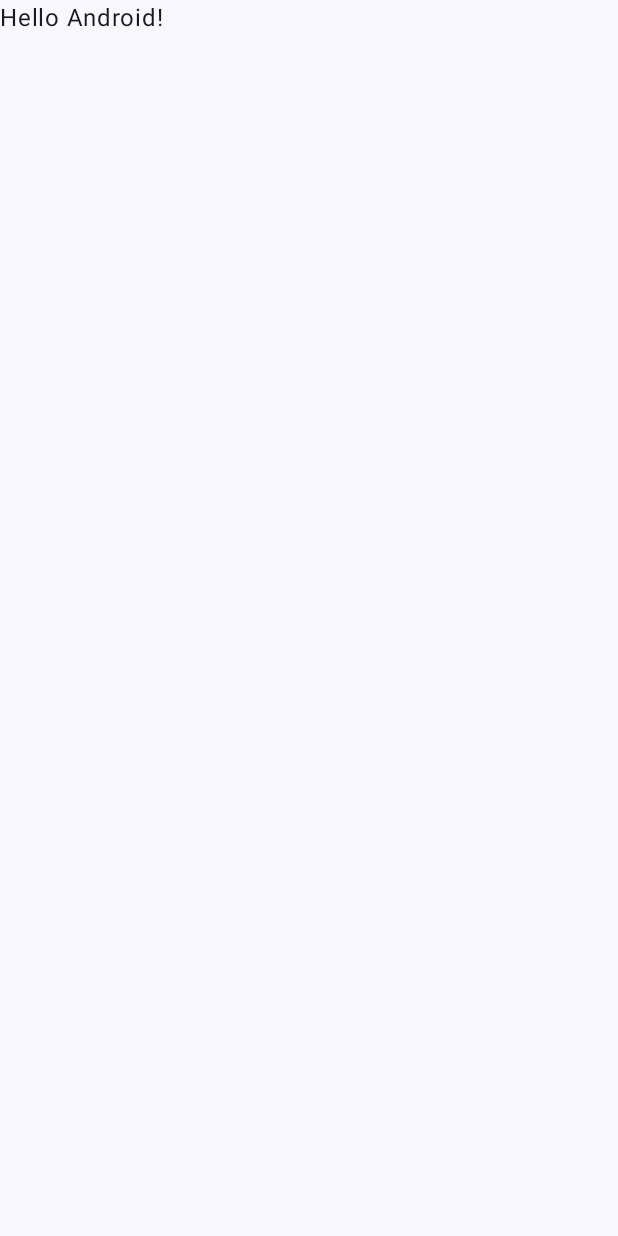
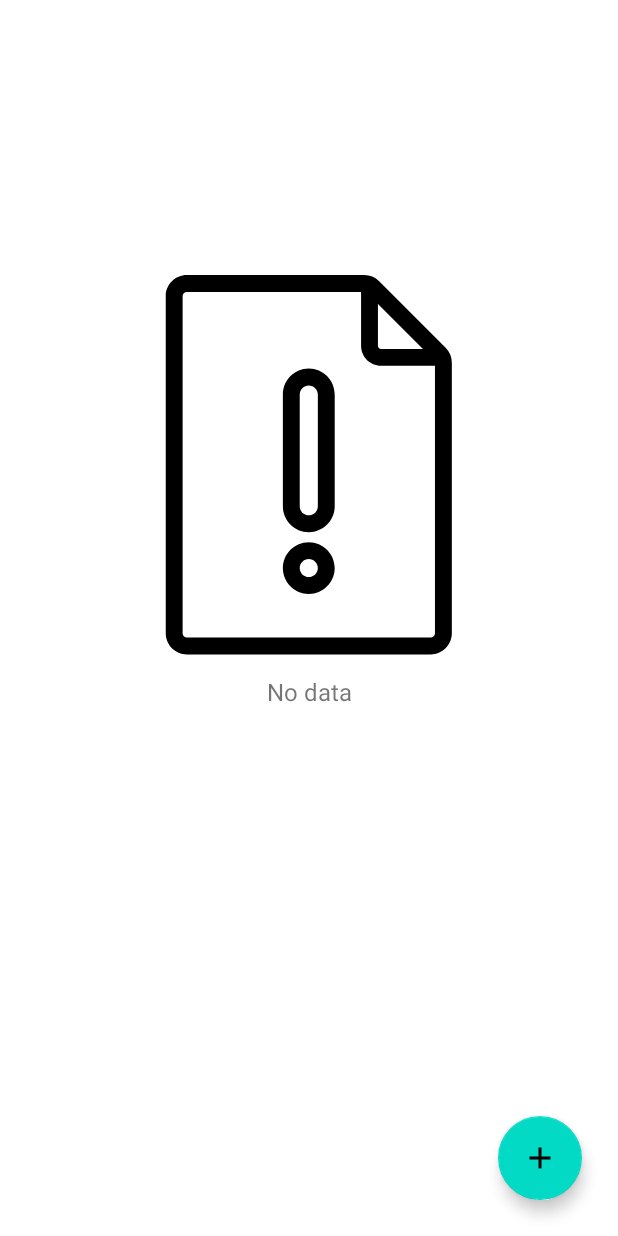
Before and after one commit to lvhung14/Todo-App, an Android app built with Jetpack Compose: the screen it shows after launch (MainActivity), on a phone screen of 412 x 824 dp. Before the commit the screen is almost empty. Run offline under Robolectric (Android 15) with nearby library versions, the phone set to English and light mode, and no system bars.

Commit message:
refactor: Setup ListFragment with RecyclerView and FAB
This commit refactors the project to set up the `ListFragment` with a `RecyclerView` for displaying data and a `FloatingActionButton` for adding new items.

- Replaces the initial Jetpack Compose setup in `MainActivity` with a `FragmentContainerView` to host the navigation graph.
- Updates `fragment_list.xml` to include a `RecyclerView`, a `FloatingActionButton`, and views for displaying a "No data" state.
- Adds an icon for the "add" FAB and a vector drawable for the "no data" placeholder.
- Updates the app theme to `Theme.MaterialComponents.DayNight.NoActionBar`.
- Refactors fragment package structure in `my_nav.xml`.
- Adds Material, AppCompat, and RecyclerView dependencies.

```diff
--- a/app/build.gradle.kts
+++ b/app/build.gradle.kts
@@ -53,6 +53,9 @@ dependencies {
     implementation(libs.androidx.navigation.ui.ktx)
     implementation(libs.androidx.constraintlayout)
     implementation(libs.androidx.fragment)
+    implementation(libs.androidx.recyclerview)
+    implementation(libs.androidx.appcompat)
+    implementation(libs.material)
     testImplementation(libs.junit)
     androidTestImplementation(libs.androidx.junit)
     androidTestImplementation(libs.androidx.espresso.core)
--- a/app/src/main/java/com/lvhun9/todo_app/MainActivity.kt
+++ b/app/src/main/java/com/lvhun9/todo_app/MainActivity.kt
@@ -1,32 +1,17 @@
 package com.lvhun9.todo_app
 
 import android.os.Bundle
-import androidx.activity.ComponentActivity
-import androidx.activity.compose.setContent
-import androidx.activity.enableEdgeToEdge
-import androidx.compose.foundation.layout.fillMaxSize
-import androidx.compose.foundation.layout.padding
-import androidx.compose.material3.Scaffold
 import androidx.compose.material3.Text
 import androidx.compose.runtime.Composable
 import androidx.compose.ui.Modifier
 import androidx.compose.ui.tooling.preview.Preview
+import androidx.appcompat.app.AppCompatActivity
 import com.lvhun9.todo_app.ui.theme.TodoAppTheme
 
-class MainActivity : ComponentActivity() {
+class MainActivity : AppCompatActivity() {
     override fun onCreate(savedInstanceState: Bundle?) {
         super.onCreate(savedInstanceState)
-        enableEdgeToEdge()
-        setContent {
-            TodoAppTheme {
-                Scaffold(modifier = Modifier.fillMaxSize()) { innerPadding ->
-                    Greeting(
-                        name = "Android",
-                        modifier = Modifier.padding(innerPadding)
-                    )
-                }
-            }
-        }
+        setContentView(R.layout.main_activity)
     }
 }
 
--- /dev/null
+++ b/app/src/main/res/drawable/baseline_add_24.xml
@@ -0,0 +1,5 @@
+<vector xmlns:android="http://schemas.android.com/apk/res/android" android:height="24dp" android:tint="#000000" android:viewportHeight="24" android:viewportWidth="24" android:width="24dp">
+
+    <path android:fillColor="@android:color/white" android:pathData="M19,13h-6v6h-2v-6H5v-2h6V5h2v6h6v2z"/>
+
+</vector>
--- /dev/null
+++ b/app/src/main/res/drawable/no_data_7713.xml
@@ -0,0 +1,38 @@
+<vector xmlns:android="http://schemas.android.com/apk/res/android"
+    android:width="256dp"
+    android:height="256dp"
+    android:viewportWidth="256"
+    android:viewportHeight="256">
+  <path
+      android:pathData="M217.59,61.9L176.05,61.9c-7.35,0 -13.33,-5.98 -13.33,-13.33L162.71,7.03l11.24,0l0,41.54c0,1.15 0.94,2.09 2.09,2.09l41.54,0L217.59,61.9z"
+      android:strokeLineJoin="miter"
+      android:strokeWidth="2.81"
+      android:fillColor="#000000"
+      android:fillType="nonZero"
+      android:strokeColor="#00000000"
+      android:strokeLineCap="butt"/>
+  <path
+      android:pathData="M209.13,254.31L46.59,254.31c-7.77,0 -14.09,-6.32 -14.09,-14.09L32.5,15.49C32.5,7.73 38.82,1.41 46.59,1.41l118.24,0c3.76,0 7.3,1.46 9.96,4.12l44.3,44.3c2.66,2.66 4.13,6.2 4.13,9.96l0,180.43C223.21,247.99 216.89,254.31 209.13,254.31zM46.59,12.65c-1.57,0 -2.85,1.28 -2.85,2.85l0,224.73c0,1.57 1.28,2.85 2.85,2.85l162.54,0c1.57,0 2.85,-1.28 2.85,-2.85l0,-180.43c0,-0.76 -0.3,-1.48 -0.83,-2.01L166.84,13.48C166.31,12.94 165.59,12.65 164.83,12.65L46.59,12.65z"
+      android:strokeLineJoin="miter"
+      android:strokeWidth="2.81"
+      android:fillColor="#000000"
+      android:fillType="nonZero"
+      android:strokeColor="#00000000"
+      android:strokeLineCap="butt"/>
+  <path
+      android:pathData="M127.86,172.79c-9.53,0 -17.28,-7.75 -17.28,-17.28L110.58,80.98c0,-9.53 7.75,-17.28 17.28,-17.28c9.53,0 17.28,7.75 17.28,17.28l0,74.54C145.14,165.04 137.39,172.79 127.86,172.79zM127.86,74.94c-3.33,0 -6.04,2.71 -6.04,6.04l0,74.54c0,3.33 2.71,6.04 6.04,6.04s6.04,-2.71 6.04,-6.04L133.9,80.98C133.9,77.64 131.19,74.94 127.86,74.94z"
+      android:strokeLineJoin="miter"
+      android:strokeWidth="2.81"
+      android:fillColor="#000000"
+      android:fillType="nonZero"
+      android:strokeColor="#00000000"
+      android:strokeLineCap="butt"/>
+  <path
+      android:pathData="M127.86,213.99c-9.53,0 -17.28,-7.75 -17.28,-17.28s7.75,-17.28 17.28,-17.28c9.53,0 17.28,7.75 17.28,17.28S137.39,213.99 127.86,213.99zM127.86,190.66c-3.33,0 -6.04,2.71 -6.04,6.04s2.71,6.04 6.04,6.04s6.04,-2.71 6.04,-6.04S131.19,190.66 127.86,190.66z"
+      android:strokeLineJoin="miter"
+      android:strokeWidth="2.81"
+      android:fillColor="#000000"
+      android:fillType="nonZero"
+      android:strokeColor="#00000000"
+      android:strokeLineCap="butt"/>
+</vector>
--- a/app/src/main/res/layout/fragment_list.xml
+++ b/app/src/main/res/layout/fragment_list.xml
@@ -1,14 +1,56 @@
 <?xml version="1.0" encoding="utf-8"?>
-<FrameLayout xmlns:android="http://schemas.android.com/apk/res/android"
+<androidx.constraintlayout.widget.ConstraintLayout xmlns:android="http://schemas.android.com/apk/res/android"
+    xmlns:app="http://schemas.android.com/apk/res-auto"
     xmlns:tools="http://schemas.android.com/tools"
     android:layout_width="match_parent"
-    android:layout_height="match_parent"
-    tools:context=".listFragment">
+    android:layout_height="match_parent">
 
-    <!-- TODO: Update blank fragment layout -->
-    <TextView
+
+    <androidx.recyclerview.widget.RecyclerView
+        android:id="@+id/recyclerView"
         android:layout_width="match_parent"
         android:layout_height="match_parent"
-        android:text="@string/hello_blank_fragment" />
+        app:layout_constraintBottom_toBottomOf="parent"
+        app:layout_constraintEnd_toEndOf="parent"
+        app:layout_constraintHorizontal_bias="0.5"
+        app:layout_constraintStart_toStartOf="parent"
+        app:layout_constraintTop_toTopOf="parent"
+        app:layout_constraintVertical_bias="0.5" />
 
-</FrameLayout>
+    <com.google.android.material.floatingactionbutton.FloatingActionButton
+        android:id="@+id/floatingActionButton"
+        android:layout_width="wrap_content"
+        android:layout_height="wrap_content"
+        android:layout_marginEnd="24dp"
+        android:layout_marginBottom="24dp"
+        android:clickable="true"
+        android:focusable="true"
+        android:tint="@color/white"
+        android:src="@drawable/baseline_add_24"
+        app:layout_constraintBottom_toBottomOf="parent"
+        app:layout_constraintEnd_toEndOf="parent" />
+
+    <ImageView
+        android:id="@+id/no_data_imageView"
+        android:layout_width="wrap_content"
+        android:layout_height="wrap_content"
+        android:src="@drawable/no_data_7713"
+        app:layout_constraintBottom_toBottomOf="parent"
+        app:layout_constraintEnd_toEndOf="parent"
+        app:layout_constraintHorizontal_bias="0.5"
+        app:layout_constraintStart_toStartOf="parent"
+        app:layout_constraintTop_toTopOf="parent"
+        app:layout_constraintVertical_bias="0.32" />
+
+    <TextView
+        android:id="@+id/not_data_textView"
+        android:layout_width="wrap_content"
+        android:layout_height="wrap_content"
+        android:layout_marginTop="12dp"
+        android:text="No data"
+        android:textSize="16sp"
+        app:layout_constraintEnd_toEndOf="parent"
+        app:layout_constraintStart_toEndOf="@id/no_data_imageView"
+        app:layout_constraintStart_toStartOf="parent"
+        app:layout_constraintTop_toBottomOf="@+id/no_data_imageView" />
+</androidx.constraintlayout.widget.ConstraintLayout>
--- a/app/src/main/res/layout/main_activity.xml
+++ b/app/src/main/res/layout/main_activity.xml
@@ -1,7 +1,23 @@
 <?xml version="1.0" encoding="utf-8"?>
 <androidx.constraintlayout.widget.ConstraintLayout xmlns:android="http://schemas.android.com/apk/res/android"
+    xmlns:app="http://schemas.android.com/apk/res-auto"
+    xmlns:tools="http://schemas.android.com/tools"
     android:id="@+id/linearLayout"
     android:layout_width="match_parent"
-    android:layout_height="match_parent">
+    android:layout_height="match_parent"
+    tools:context=".MainActivity">
 
+    <androidx.fragment.app.FragmentContainerView
+        android:id="@+id/navHostFragment"
+        android:name="androidx.navigation.fragment.NavHostFragment"
+        android:layout_width="match_parent"
+        android:layout_height="match_parent"
+        app:defaultNavHost="true"
+        app:layout_constraintBottom_toBottomOf="parent"
+        app:layout_constraintEnd_toEndOf="parent"
+        app:layout_constraintHorizontal_bias="0.5"
+        app:layout_constraintStart_toStartOf="parent"
+        app:layout_constraintTop_toTopOf="parent"
+        app:layout_constraintVertical_bias="0.5"
+        app:navGraph="@navigation/my_nav" />
 </androidx.constraintlayout.widget.ConstraintLayout>
--- a/app/src/main/res/navigation/my_nav.xml
+++ b/app/src/main/res/navigation/my_nav.xml
@@ -7,7 +7,7 @@
 
     <fragment
         android:id="@+id/addFragment"
-        android:name="com.lvhun9.todo_app.addFragment"
+        android:name="com.lvhun9.todo_app.fragments.add.AddFragment"
         android:label="fragment_add"
         tools:layout="@layout/fragment_add" >
         <action
@@ -16,7 +16,7 @@
     </fragment>
     <fragment
         android:id="@+id/updateFragment"
-        android:name="com.lvhun9.todo_app.updateFragment"
+        android:name="com.lvhun9.todo_app.fragments.update.UpdateFragment"
         android:label="fragment_update"
         tools:layout="@layout/fragment_update" >
         <action
@@ -25,7 +25,7 @@
     </fragment>
     <fragment
         android:id="@+id/listFragment"
-        android:name="com.lvhun9.todo_app.listFragment"
+        android:name="com.lvhun9.todo_app.fragments.list.ListFragment"
         android:label="fragment_list"
         tools:layout="@layout/fragment_list" >
         <action
--- a/app/src/main/res/values/themes.xml
+++ b/app/src/main/res/values/themes.xml
@@ -1,5 +1,5 @@
 <?xml version="1.0" encoding="utf-8"?>
 <resources>
 
-    <style name="Theme.TodoApp" parent="android:Theme.Material.Light.NoActionBar" />
+    <style name="Theme.TodoApp" parent="Theme.MaterialComponents.DayNight.NoActionBar" />
 </resources>
--- a/gradle/libs.versions.toml
+++ b/gradle/libs.versions.toml
@@ -12,6 +12,9 @@ navigationFragmentKtx = "2.9.6"
 navigationUiKtx = "2.9.6"
 constraintlayout = "2.2.1"
 fragment = "1.8.9"
+recyclerview = "1.4.0"
+material = "1.13.0"
+appcompat = "1.7.0"
 
 [libraries]
 androidx-core-ktx = { group = "androidx.core", name = "core-ktx", version.ref = "coreKtx" }
@@ -32,6 +35,9 @@ androidx-navigation-fragment-ktx = { group = "androidx.navigation", name = "navi
 androidx-navigation-ui-ktx = { group = "androidx.navigation", name = "navigation-ui-ktx", version.ref = "navigationUiKtx" }
 androidx-constraintlayout = { group = "androidx.constraintlayout", name = "constraintlayout", version.ref = "constraintlayout" }
 androidx-fragment = { group = "androidx.fragment", name = "fragment", version.ref = "fragment" }
+androidx-recyclerview = { group = "androidx.recyclerview", name = "recyclerview", version.ref = "recyclerview" }
+material = { group = "com.google.android.material", name = "material", version.ref = "material" }
+androidx-appcompat = { group = "androidx.appcompat", name = "appcompat", version.ref = "appcompat" }
 
 [plugins]
 android-application = { id = "com.android.application", version.ref = "agp" }
```
